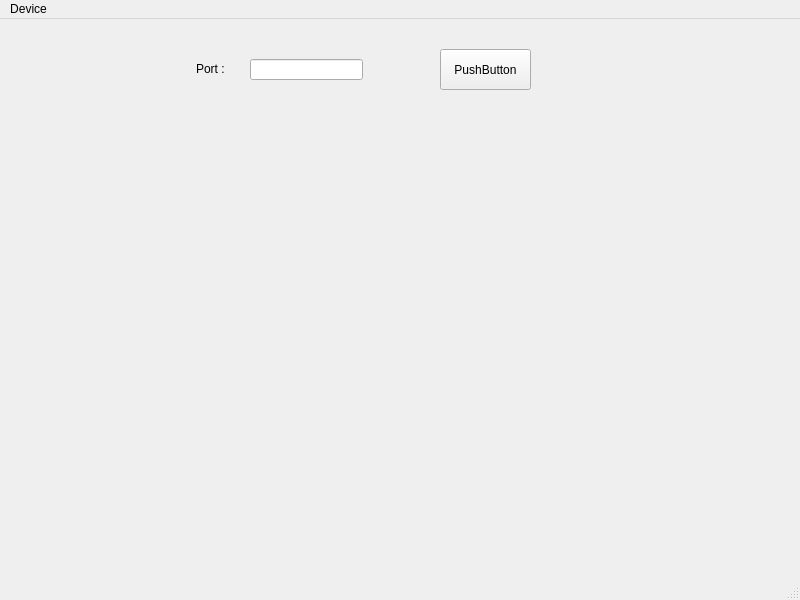
Before: the Qt Designer form appli_modbus/mainwindow.ui in nyantos/testv2, drawn with Qt 5.
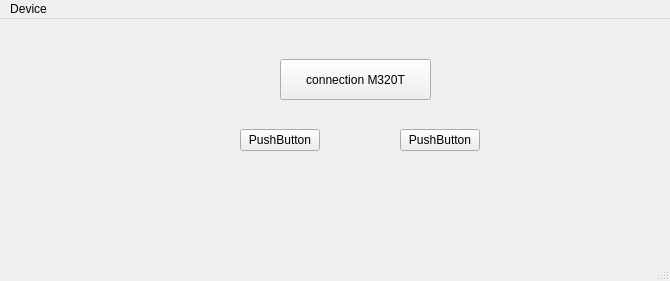
After: the same form once the commit is applied.

```diff
--- a/appli_modbus/mainwindow.ui
+++ b/appli_modbus/mainwindow.ui
@@ -6,8 +6,8 @@
    <rect>
     <x>0</x>
     <y>0</y>
-    <width>800</width>
-    <height>600</height>
+    <width>670</width>
+    <height>281</height>
    </rect>
   </property>
   <property name="windowTitle">
@@ -17,37 +17,40 @@
    <widget class="QPushButton" name="connectButton">
     <property name="geometry">
      <rect>
-      <x>440</x>
-      <y>30</y>
-      <width>91</width>
+      <x>280</x>
+      <y>40</y>
+      <width>151</width>
       <height>41</height>
      </rect>
     </property>
     <property name="text">
-     <string>PushButton</string>
+     <string>connection M320T</string>
     </property>
    </widget>
-   <widget class="QLineEdit" name="portEdit">
+   <widget class="QPushButton" name="AllOn">
     <property name="geometry">
      <rect>
-      <x>250</x>
-      <y>40</y>
-      <width>113</width>
-      <height>21</height>
+      <x>240</x>
+      <y>110</y>
+      <width>80</width>
+      <height>22</height>
      </rect>
     </property>
+    <property name="text">
+     <string>PushButton</string>
+    </property>
    </widget>
-   <widget class="QLabel" name="label">
+   <widget class="QPushButton" name="AllOff">
     <property name="geometry">
      <rect>
-      <x>196</x>
-      <y>40</y>
-      <width>51</width>
-      <height>20</height>
+      <x>400</x>
+      <y>110</y>
+      <width>80</width>
+      <height>22</height>
      </rect>
     </property>
     <property name="text">
-     <string>Port :</string>
+     <string>PushButton</string>
     </property>
    </widget>
   </widget>
@@ -56,7 +59,7 @@
     <rect>
      <x>0</x>
      <y>0</y>
-     <width>800</width>
+     <width>670</width>
      <height>21</height>
     </rect>
    </property>
```
